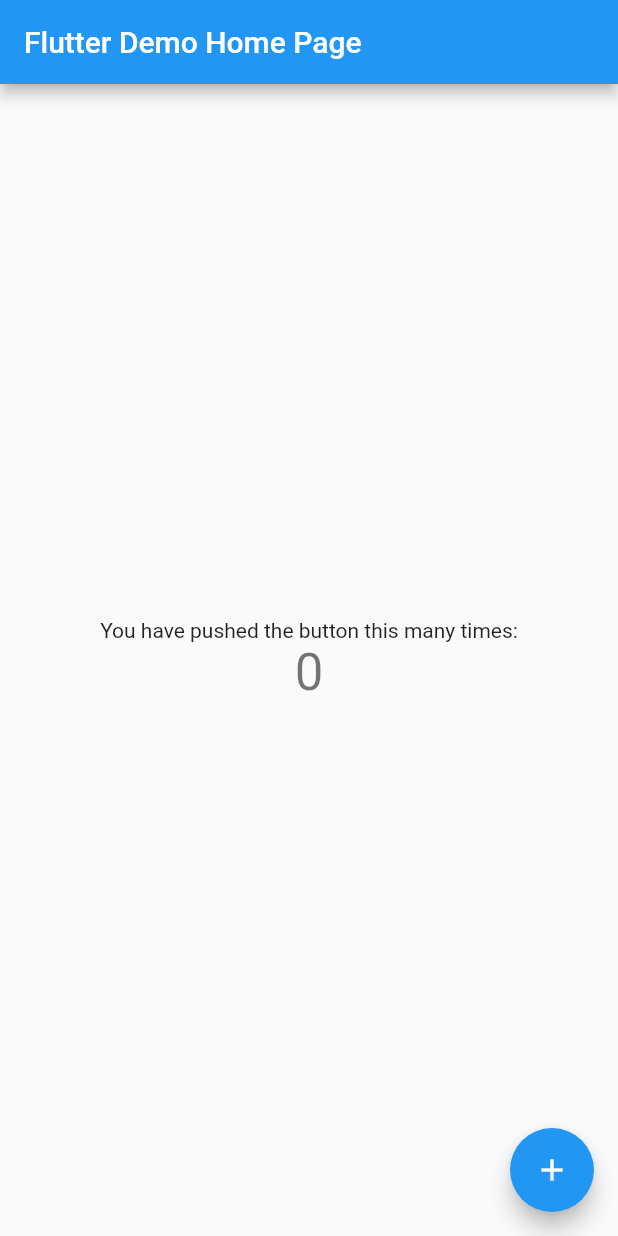
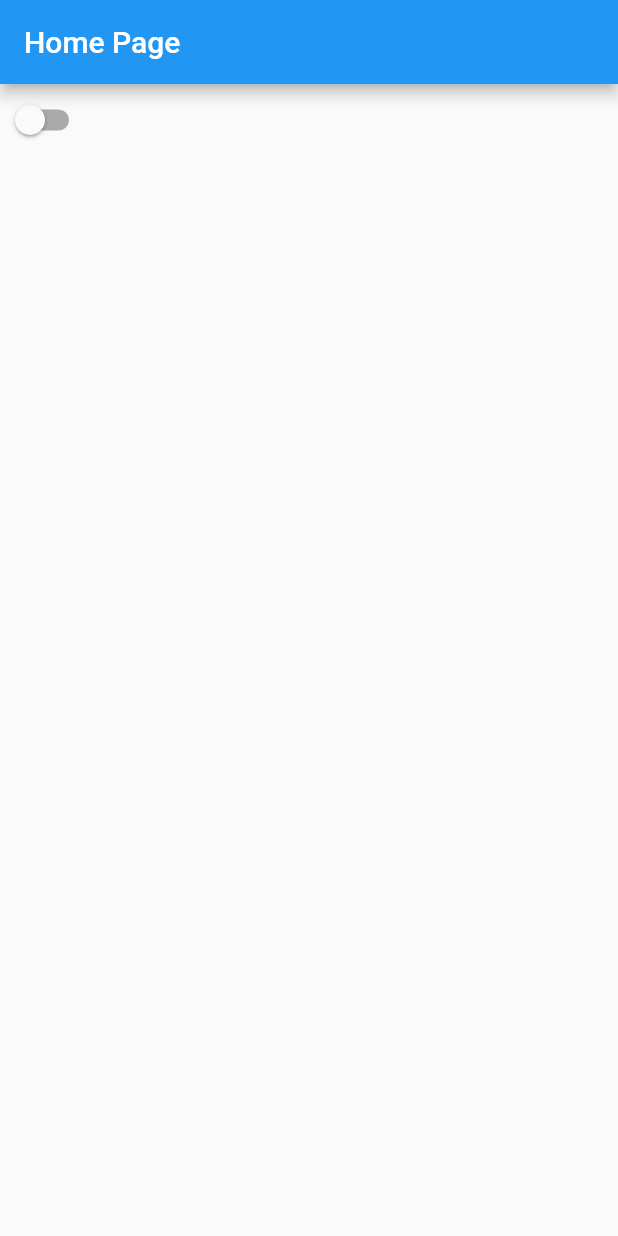
Before and after one commit to css-organizar/flutter-arquitetura, a Flutter app: the screen it shows after launch, on a phone screen of 412 x 824 dp. Run offline on Flutter 3.47's test engine with Material 2 defaults, Android fonts, the phone set to English and light mode, and no system bars.

Commit message:
Aula 01 - Views e Controllers

```diff
--- /dev/null
+++ b/lib/app/app_widget.dart
@@ -0,0 +1,23 @@
+import 'package:flutter/material.dart';
+import 'package:flutter_arquitetura/app/controllers/app_controller.dart';
+import 'package:flutter_arquitetura/app/pages/home/home_page.dart';
+
+class AppWidget extends StatelessWidget {
+  @override
+  Widget build(BuildContext context) {
+    return ValueListenableBuilder<bool>(
+      valueListenable: AppController.intance.themeSwitch,
+      builder: (context, value, widget) {
+        return MaterialApp(
+          title: 'Exemplo Arquitetura',
+          theme: ThemeData(
+            primarySwatch: Colors.blue,
+            visualDensity: VisualDensity.adaptivePlatformDensity,
+            brightness: value ? Brightness.dark : Brightness.light,
+          ),
+          home: HomePage(),
+        );
+      },
+    );
+  }
+}
--- /dev/null
+++ b/lib/app/component/custom_switch_widget.dart
@@ -0,0 +1,14 @@
+import 'package:flutter/material.dart';
+import 'package:flutter_arquitetura/app/controllers/app_controller.dart';
+
+class CustomSwitchWidget extends StatelessWidget {
+  @override
+  Widget build(BuildContext context) {
+    return Switch(
+      value: AppController.intance.themeSwitch.value ?? false,
+      onChanged: (value) {
+        AppController.intance.changeTheme(value);
+      },
+    );
+  }
+}
--- /dev/null
+++ b/lib/app/controllers/app_controller.dart
@@ -0,0 +1,23 @@
+import 'package:flutter/foundation.dart';
+
+// Ingleton
+
+class AppController {
+  //
+
+  //Final para deixar o singleton totalmente protegido evitar instância e implementações
+
+  static final AppController intance = AppController._();
+
+  // Contrutor privato, não pode ser utilizado fora do singleton
+
+  AppController._();
+
+  // Gerência de Estados Nativo -> ValueNotifier
+
+  final themeSwitch = ValueNotifier<bool>(false);
+
+  changeTheme(bool value) {
+    themeSwitch.value = value;
+  }
+}
--- /dev/null
+++ b/lib/app/pages/home/home_page.dart
@@ -0,0 +1,22 @@
+import 'package:flutter/material.dart';
+import 'package:flutter_arquitetura/app/component/custom_switch_widget.dart';
+import 'package:flutter_arquitetura/app/controllers/app_controller.dart';
+
+class HomePage extends StatefulWidget {
+  @override
+  _HomePageState createState() => _HomePageState();
+}
+
+class _HomePageState extends State<HomePage> {
+  @override
+  Widget build(BuildContext context) {
+    return Scaffold(
+      appBar: AppBar(
+        title: Text("Home Page"),
+      ),
+      body: Container(
+        child: CustomSwitchWidget(),
+      ),
+    );
+  }
+}
--- a/lib/main.dart
+++ b/lib/main.dart
@@ -1,66 +1,6 @@
 import 'package:flutter/material.dart';
+import 'package:flutter_arquitetura/app/app_widget.dart';
 
 void main() {
-  runApp(MyApp());
+  runApp(AppWidget());
 }
-
-class MyApp extends StatelessWidget {
-  @override
-  Widget build(BuildContext context) {
-    return MaterialApp(
-      title: 'Exemplo Arquitetura',
-      theme: ThemeData(
-        primarySwatch: Colors.blue,
-        visualDensity: VisualDensity.adaptivePlatformDensity,
-      ),
-      home: MyHomePage(title: 'Flutter Demo Home Page'),
-    );
-  }
-}
-
-class MyHomePage extends StatefulWidget {
-  MyHomePage({Key key, this.title}) : super(key: key);
-
-  final String title;
-
-  @override
-  _MyHomePageState createState() => _MyHomePageState();
-}
-
-class _MyHomePageState extends State<MyHomePage> {
-  int _counter = 0;
-
-  void _incrementCounter() {
-    setState(() {
-      _counter++;
-    });
-  }
-
-  @override
-  Widget build(BuildContext context) {
-    return Scaffold(
-      appBar: AppBar(
-        title: Text(widget.title),
-      ),
-      body: Center(
-        child: Column(
-          mainAxisAlignment: MainAxisAlignment.center,
-          children: <Widget>[
-            Text(
-              'You have pushed the button this many times:',
-            ),
-            Text(
-              '$_counter',
-              style: Theme.of(context).textTheme.headline4,
-            ),
-          ],
-        ),
-      ),
-      floatingActionButton: FloatingActionButton(
-        onPressed: _incrementCounter,
-        tooltip: 'Increment',
-        child: Icon(Icons.add),
-      ), // This trailing comma makes auto-formatting nicer for build methods.
-    );
-  }
-}
```
Also changed, not shown: lib/app/pages/login/login_page.dart (added, +18 -0 lines), 1 other file.
